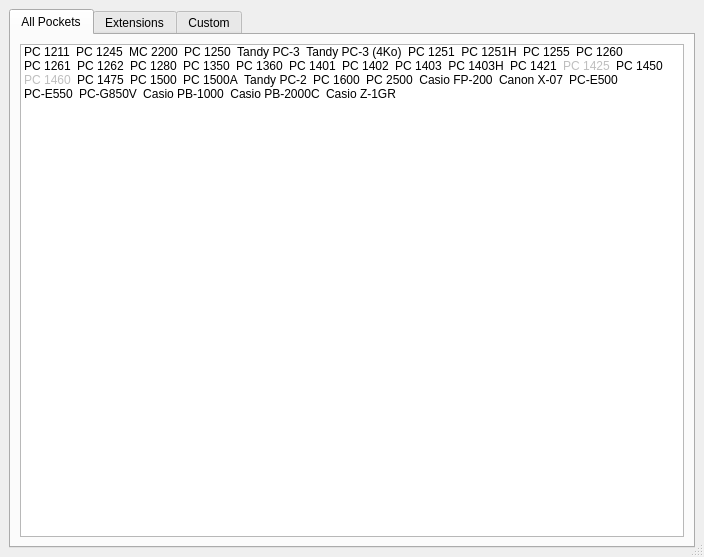
This is ui/startup.ui in TheProjecter/pockemul as Qt 5 draws it before an edit. The edited form follows.
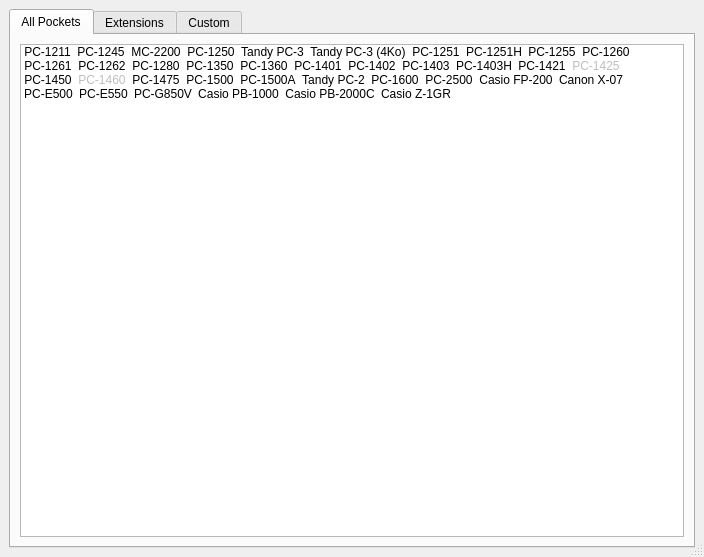
This is the edited form. Icons and pictures are not drawn.

Patch:
```diff
--- a/ui/startup.ui
+++ b/ui/startup.ui
@@ -100,7 +100,7 @@
          </property>
          <item>
           <property name="text">
-           <string>PC 1211</string>
+           <string>PC-1211</string>
           </property>
           <property name="icon">
            <iconset resource="../resources/pc1211.qrc">
@@ -109,7 +109,7 @@
          </item>
          <item>
           <property name="text">
-           <string extracomment="le petit">PC 1245</string>
+           <string extracomment="le petit">PC-1245</string>
           </property>
           <property name="icon">
            <iconset resource="../resources/pc1245.qrc">
@@ -118,7 +118,7 @@
          </item>
          <item>
           <property name="text">
-           <string>MC 2200</string>
+           <string>MC-2200</string>
           </property>
           <property name="icon">
            <iconset resource="../resources/pc1245.qrc">
@@ -127,7 +127,7 @@
          </item>
          <item>
           <property name="text">
-           <string>PC 1250</string>
+           <string>PC-1250</string>
           </property>
           <property name="icon">
            <iconset resource="../resources/pc1250.qrc">
@@ -154,7 +154,7 @@
          </item>
          <item>
           <property name="text">
-           <string>PC 1251</string>
+           <string>PC-1251</string>
           </property>
           <property name="icon">
            <iconset resource="../resources/pc1251.qrc">
@@ -163,7 +163,7 @@
          </item>
          <item>
           <property name="text">
-           <string>PC 1251H</string>
+           <string>PC-1251H</string>
           </property>
           <property name="icon">
            <iconset resource="../resources/pc1251.qrc">
@@ -172,7 +172,7 @@
          </item>
          <item>
           <property name="text">
-           <string>PC 1255</string>
+           <string>PC-1255</string>
           </property>
           <property name="icon">
            <iconset resource="../resources/pc1255.qrc">
@@ -181,7 +181,7 @@
          </item>
          <item>
           <property name="text">
-           <string>PC 1260</string>
+           <string>PC-1260</string>
           </property>
           <property name="icon">
            <iconset resource="../resources/pc1260.qrc">
@@ -190,7 +190,7 @@
          </item>
          <item>
           <property name="text">
-           <string>PC 1261</string>
+           <string>PC-1261</string>
           </property>
           <property name="icon">
            <iconset resource="../resources/pc1261.qrc">
@@ -199,7 +199,7 @@
          </item>
          <item>
           <property name="text">
-           <string>PC 1262</string>
+           <string>PC-1262</string>
           </property>
           <property name="icon">
            <iconset resource="../resources/pc1262.qrc">
@@ -208,7 +208,7 @@
          </item>
          <item>
           <property name="text">
-           <string>PC 1280</string>
+           <string>PC-1280</string>
           </property>
           <property name="icon">
            <iconset resource="../resources/pc1280.qrc">
@@ -217,7 +217,7 @@
          </item>
          <item>
           <property name="text">
-           <string>PC 1350</string>
+           <string>PC-1350</string>
           </property>
           <property name="icon">
            <iconset resource="../resources/pc1350.qrc">
@@ -226,7 +226,7 @@
          </item>
          <item>
           <property name="text">
-           <string>PC 1360</string>
+           <string>PC-1360</string>
           </property>
           <property name="icon">
            <iconset resource="../resources/pc1360.qrc">
@@ -235,7 +235,7 @@
          </item>
          <item>
           <property name="text">
-           <string>PC 1401</string>
+           <string>PC-1401</string>
           </property>
           <property name="icon">
            <iconset resource="../resources/pc1401.qrc">
@@ -244,7 +244,7 @@
          </item>
          <item>
           <property name="text">
-           <string>PC 1402</string>
+           <string>PC-1402</string>
           </property>
           <property name="icon">
            <iconset resource="../resources/pc1402.qrc">
@@ -253,7 +253,7 @@
          </item>
          <item>
           <property name="text">
-           <string>PC 1403</string>
+           <string>PC-1403</string>
           </property>
           <property name="icon">
            <iconset resource="../resources/pc1403.qrc">
@@ -262,7 +262,7 @@
          </item>
          <item>
           <property name="text">
-           <string>PC 1403H</string>
+           <string>PC-1403H</string>
           </property>
           <property name="icon">
            <iconset resource="../resources/pc1403.qrc">
@@ -271,7 +271,7 @@
          </item>
          <item>
           <property name="text">
-           <string>PC 1421</string>
+           <string>PC-1421</string>
           </property>
           <property name="icon">
            <iconset resource="../resources/pc1421.qrc">
@@ -280,7 +280,7 @@
          </item>
          <item>
           <property name="text">
-           <string>PC 1425</string>
+           <string>PC-1425</string>
           </property>
           <property name="icon">
            <iconset resource="../resources/pc1425.qrc">
@@ -292,7 +292,7 @@
          </item>
          <item>
           <property name="text">
-           <string>PC 1450</string>
+           <string>PC-1450</string>
           </property>
           <property name="icon">
            <iconset resource="../resources/pc1450.qrc">
@@ -301,7 +301,7 @@
          </item>
          <item>
           <property name="text">
-           <string>PC 1460</string>
+           <string>PC-1460</string>
           </property>
           <property name="icon">
            <iconset resource="../resources/pc1460.qrc">
@@ -313,7 +313,7 @@
          </item>
          <item>
           <property name="text">
-           <string>PC 1475</string>
+           <string>PC-1475</string>
           </property>
           <property name="icon">
            <iconset resource="../resources/pc1475.qrc">
@@ -322,7 +322,7 @@
          </item>
          <item>
           <property name="text">
-           <string>PC 1500</string>
+           <string>PC-1500</string>
           </property>
           <property name="icon">
            <iconset resource="../resources/pc1500.qrc">
@@ -331,7 +331,7 @@
          </item>
          <item>
           <property name="text">
-           <string>PC 1500A</string>
+           <string>PC-1500A</string>
           </property>
           <property name="icon">
            <iconset resource="../resources/pc1500.qrc">
@@ -349,7 +349,7 @@
          </item>
          <item>
           <property name="text">
-           <string>PC 1600</string>
+           <string>PC-1600</string>
           </property>
           <property name="icon">
            <iconset resource="../resources/pc1600.qrc">
@@ -358,7 +358,7 @@
          </item>
          <item>
           <property name="text">
-           <string>PC 2500</string>
+           <string>PC-2500</string>
           </property>
           <property name="icon">
            <iconset resource="../resources/pc2500.qrc">
```
